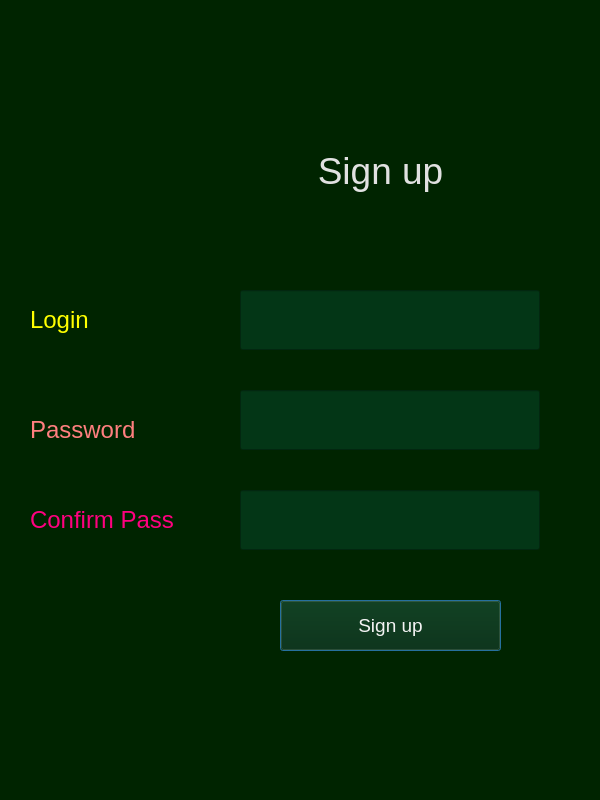
Above: WindowsGraphics/SignUpWindow.ui from Skripkon/App-for-learning-English-LANGOD before the change. Below: the same form after it.
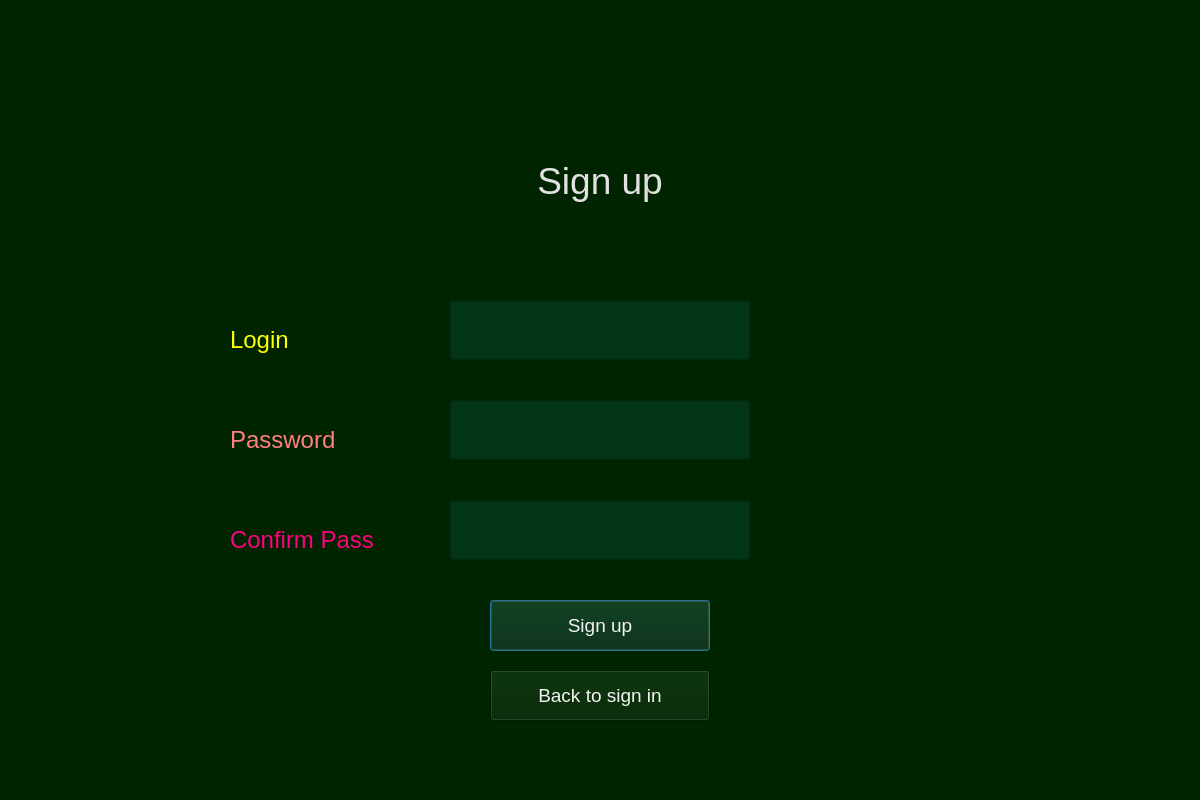
That is the form after the change.

```diff
--- a/WindowsGraphics/SignUpWindow.ui
+++ b/WindowsGraphics/SignUpWindow.ui
@@ -6,7 +6,7 @@
    <rect>
     <x>0</x>
     <y>0</y>
-    <width>600</width>
+    <width>1200</width>
     <height>800</height>
    </rect>
   </property>
@@ -20,9 +20,9 @@
   <widget class="QLabel" name="label">
    <property name="geometry">
     <rect>
-     <x>230</x>
-     <y>120</y>
-     <width>301</width>
+     <x>450</x>
+     <y>130</y>
+     <width>300</width>
      <height>101</height>
     </rect>
    </property>
@@ -39,8 +39,8 @@
   <widget class="QLabel" name="label_2">
    <property name="geometry">
     <rect>
-     <x>30</x>
-     <y>290</y>
+     <x>230</x>
+     <y>310</y>
      <width>190</width>
      <height>60</height>
     </rect>
@@ -57,8 +57,8 @@
   <widget class="QLineEdit" name="email">
    <property name="geometry">
     <rect>
-     <x>240</x>
-     <y>290</y>
+     <x>450</x>
+     <y>300</y>
      <width>300</width>
      <height>60</height>
     </rect>
@@ -80,28 +80,28 @@
   <widget class="QLineEdit" name="password">
    <property name="geometry">
     <rect>
-     <x>240</x>
-     <y>390</y>
-     <width>300</width>
-     <height>60</height>
-    </rect>
-   </property>
-   <property name="styleSheet">
-    <string notr="true">border-color: rgb(255, 255, 255);
-font-size:14pt; color:rgb(243, 243, 243);
-selection-background-color: rgb(255, 255, 255);
-selection-color: rgb(46, 194, 126);
-background-color: rgb(3, 54, 22)</string>
-   </property>
-   <property name="text">
-    <string/>
-   </property>
-  </widget>
-  <widget class="QLabel" name="label_3">
-   <property name="geometry">
-    <rect>
-     <x>30</x>
+     <x>450</x>
      <y>400</y>
+     <width>300</width>
+     <height>60</height>
+    </rect>
+   </property>
+   <property name="styleSheet">
+    <string notr="true">border-color: rgb(255, 255, 255);
+font-size:14pt; color:rgb(243, 243, 243);
+selection-background-color: rgb(255, 255, 255);
+selection-color: rgb(46, 194, 126);
+background-color: rgb(3, 54, 22)</string>
+   </property>
+   <property name="text">
+    <string/>
+   </property>
+  </widget>
+  <widget class="QLabel" name="label_3">
+   <property name="geometry">
+    <rect>
+     <x>230</x>
+     <y>410</y>
      <width>190</width>
      <height>60</height>
     </rect>
@@ -118,9 +118,9 @@
   <widget class="QPushButton" name="signupbutton">
    <property name="geometry">
     <rect>
-     <x>280</x>
+     <x>490</x>
      <y>600</y>
-     <width>221</width>
+     <width>220</width>
      <height>51</height>
     </rect>
    </property>
@@ -136,8 +136,8 @@
   <widget class="QLineEdit" name="confirmpass">
    <property name="geometry">
     <rect>
-     <x>240</x>
-     <y>490</y>
+     <x>450</x>
+     <y>500</y>
      <width>300</width>
      <height>60</height>
     </rect>
@@ -156,8 +156,8 @@
   <widget class="QLabel" name="label_4">
    <property name="geometry">
     <rect>
-     <x>30</x>
-     <y>490</y>
+     <x>230</x>
+     <y>510</y>
      <width>190</width>
      <height>60</height>
     </rect>
@@ -171,6 +171,24 @@
     <string>Confirm Pass</string>
    </property>
   </widget>
+  <widget class="QPushButton" name="back_to_sign_in_button">
+   <property name="geometry">
+    <rect>
+     <x>490</x>
+     <y>670</y>
+     <width>220</width>
+     <height>51</height>
+    </rect>
+   </property>
+   <property name="styleSheet">
+    <string notr="true">color:rgb(255, 0, 255);
+font-size:14pt; 
+color:rgb(243, 243, 243);</string>
+   </property>
+   <property name="text">
+    <string>Back to sign in</string>
+   </property>
+  </widget>
   <zorder>label</zorder>
   <zorder>label_2</zorder>
   <zorder>password</zorder>
```
Left out of the diff: 1 changed line with no effect on the pictures.
